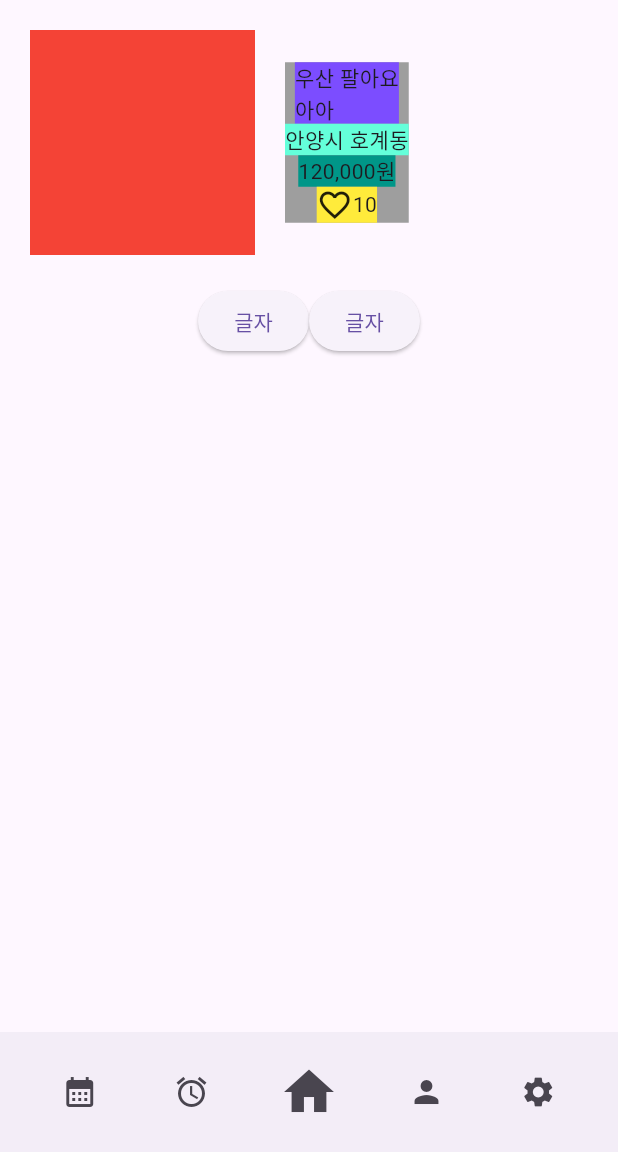
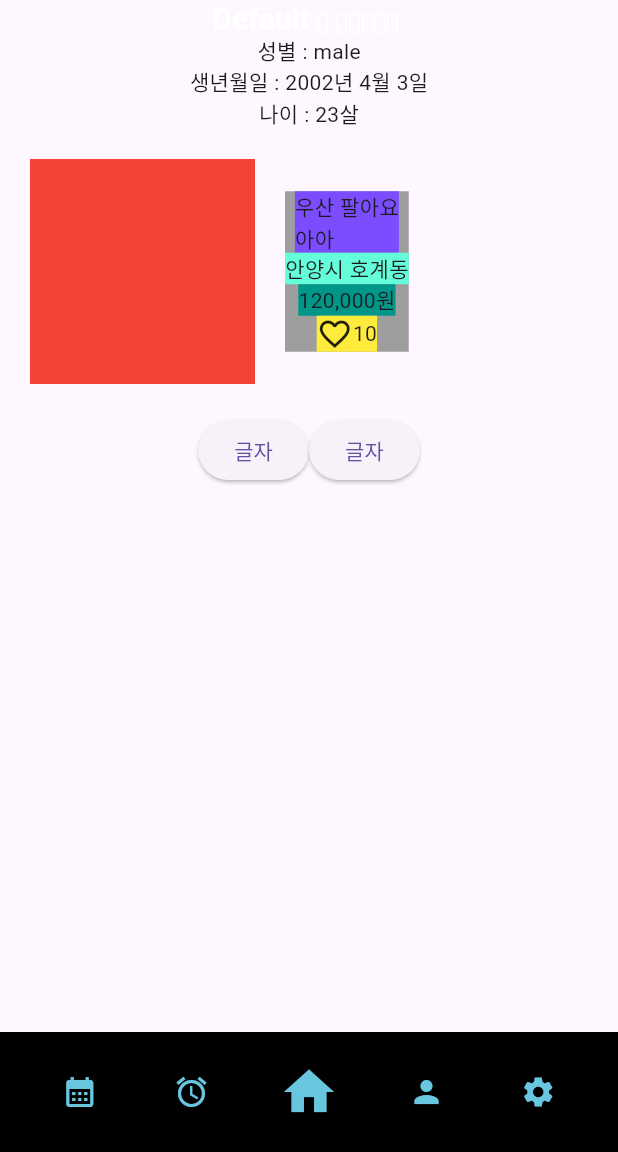
Before and after one commit to HyeongJun02/memotive, a Flutter app: the screen it shows after launch, on a phone screen of 412 x 824 dp, the part 84-1236 px from its top. Run offline on Flutter 3.47's test engine with Material 3 defaults, Android fonts, the phone set to English and light mode, and no system bars.

Commit message:
유저 정보 변수 추가

```diff
--- a/lib/main.dart
+++ b/lib/main.dart
@@ -1,5 +1,7 @@
 import 'package:flutter/material.dart';
+import 'package:practice/screen/calendar.dart';
 import 'package:practice/screen/login.dart';
+import 'package:practice/screen/my_home.dart';
 
 var isDarkTheme = false;
 
@@ -9,8 +11,9 @@ void main() => runApp(
     initialRoute: '/',
     routes: {
       '/': (context) => MyApp(),
-      '/login': (context) => LoginScreen(),
-      '/': (context) => MyApp()
+      '/my_home': (context) => MyHome(),
+      '/login': (context) => Login(),
+      '/calendar': (context) => Calendar(),
     }
     //home: MyApp(),
   ),
@@ -26,14 +29,15 @@ class MyApp extends StatelessWidget {
       home: Scaffold( // 상중하로 나눔
 
         appBar: AppBar( // 상단
+          elevation: 0.0,
           backgroundColor: ( isDarkTheme? Colors.black : Colors.white ),
-          leading: IconButton( // leading: 제일 왼쪽 메뉴/내정보 아이콘
-            icon: const Icon(Icons.menu),
-            tooltip: '메뉴',
-            onPressed: () {
-              print('menu click');
-            },
-          ),
+          // leading: IconButton( // leading: 제일 왼쪽 메뉴/내정보 아이콘
+          //   icon: const Icon(Icons.menu),
+          //   tooltip: '메뉴',
+          //   onPressed: () {
+          //     print('menu click');
+          //   },
+          // ),
           title: Row(
             children: [
               Image.asset(
@@ -54,29 +58,79 @@ class MyApp extends StatelessWidget {
           actions: [
             IconButton(
               icon: const Icon(Icons.search),
-              tooltip: '검색',
               onPressed: () {
                 print('search click');
               },
             ),
             IconButton(
               icon: const Icon(Icons.person_outline),
-              tooltip: '내 정보',
               onPressed: () {
-                Navigator.pushNamed(context, '/login');
-                // Navigator.push(
-                //     context,
-                //     MaterialPageRoute(builder: (context) => const TestScreen())
-                // );
+                Navigator.pushNamed(context, '/my_home');
                 print('login click');
               },
             ),
           ],
         ),
+        drawer: Drawer( // 좌측 상단 메뉴
+          child: ListView(
+            children: [
+              UserAccountsDrawerHeader(
+                decoration: BoxDecoration(
+                  color: Color(0xff68C6DF),
+                ),
+                currentAccountPicture: CircleAvatar(
+                  backgroundImage: AssetImage('assets/memologo_0.jpg'),
+                ),
+                accountName: Text('미모티브'),
+                accountEmail: Text('memotivedev@gmail.com'),
+                onDetailsPressed: () {},
+              ),
+              ListTile(
+                leading: Icon(Icons.person),
+                iconColor: Color(0xffF0F1A9),
+                title: Text('프로필'),
+                onTap: () {},
+                trailing: Icon(Icons.navigate_next),
+              ),
+              ListTile(
+                leading: Icon(Icons.settings),
+                iconColor: Color(0xffF0F1A9),
+                title: Text('설정'),
+                onTap: () {},
+                trailing: Icon(Icons.navigate_next),
+              ),
+            ]
+          )
+        ),
+
+
+
+
+
+
 
         body: SizedBox( // 중단
           child: Column(
             children: [
+              RichText(
+                text: TextSpan(
+                  children: [
+                    TextSpan(
+                      text: '$userName',
+                      style: TextStyle(
+                        fontSize: 20,
+                        fontWeight: FontWeight.bold,
+                      ),
+                    ),
+                    TextSpan(
+                      text: ' 님 안녕하세요.',
+                    ),
+                  ],
+                ),
+              ),
+              Text('성별 : $userGender'),
+              Text('생년월일 : $userBirthYear년 $userBirthMonth월 $userBirthDay일'),
+              Text('나이 : $userAge살'),
               Row(
                 children: [
                   Container( width: 150, height: 150, margin: EdgeInsets.all(20), color: Colors.red ),
@@ -141,7 +195,14 @@ class MyApp extends StatelessWidget {
           )
         ),
 
+
+
+
+
+
+
         bottomNavigationBar: BottomAppBar( // 하단
+          color: Colors.black,
           child: SizedBox(
             //height: 200,
             child: Row(
@@ -149,36 +210,38 @@ class MyApp extends StatelessWidget {
               children: [
                 IconButton(
                   icon: const Icon(Icons.calendar_month),
-                    tooltip: '1',
+                  color: Color(0xff68C6DF),
                   onPressed: () {
                     print('1');
+                    Navigator.pushNamed(context, '/calendar');
                   },
                 ),
                 IconButton(
                   icon: const Icon(Icons.alarm),
-                    tooltip: '2',
+                  color: Color(0xff68C6DF),
                   onPressed: () {
                     print('2');
                   },
                 ),
                 IconButton(
                   icon: const Icon(Icons.home),
+                  color: Color(0xff68C6DF),
                   iconSize: 40,
-                    tooltip: '3',
                   onPressed: () {
                     print('3');
                   },
                 ),
                 IconButton(
                   icon: const Icon(Icons.person),
-                    tooltip: '4',
+                  color: Color(0xff68C6DF),
                   onPressed: () {
                     print('4');
+                    Navigator.pushNamed(context, '/login');
                   },
                 ),
                 IconButton(
                   icon: const Icon(Icons.settings),
-                    tooltip: '5',
+                  color: Color(0xff68C6DF),
                   onPressed: () {
                     print('5');
                   },
```
Also changed, not shown: lib/screen/calendar.dart (added, +75 -0 lines), lib/screen/login.dart (+84 -10 lines), lib/screen/my_home.dart (added, +128 -0 lines), assets/facebookLoginLogo.png (added), assets/googleLoginLogo.png (added). Lines whose indentation alone changed are shown as unchanged.
